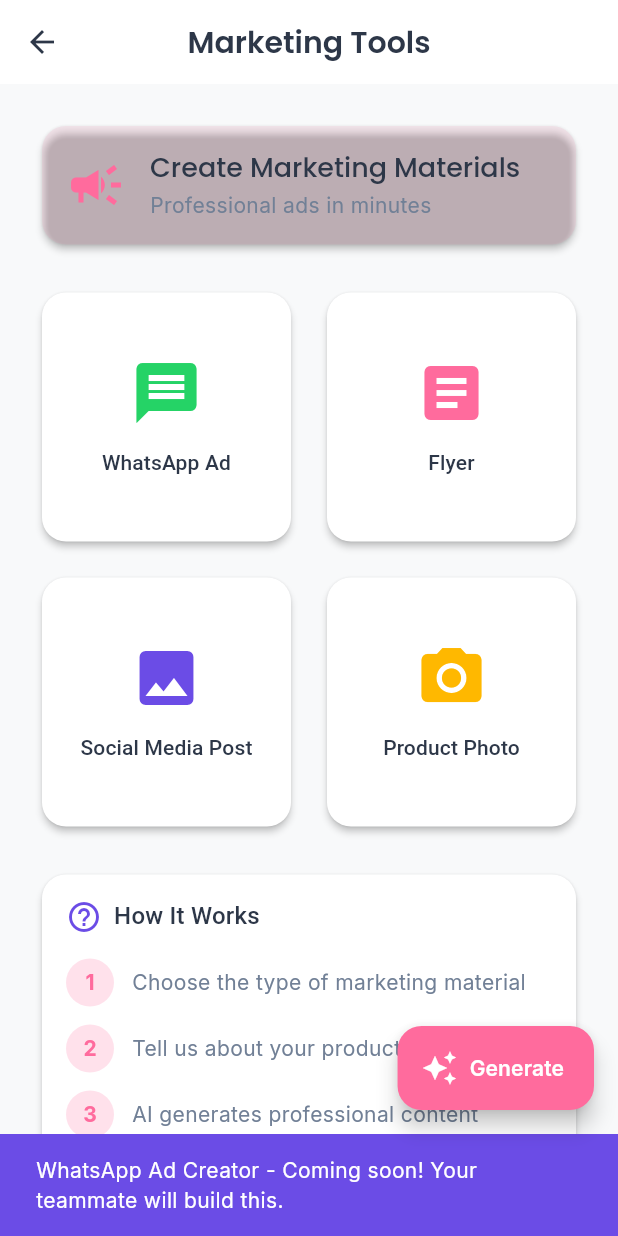
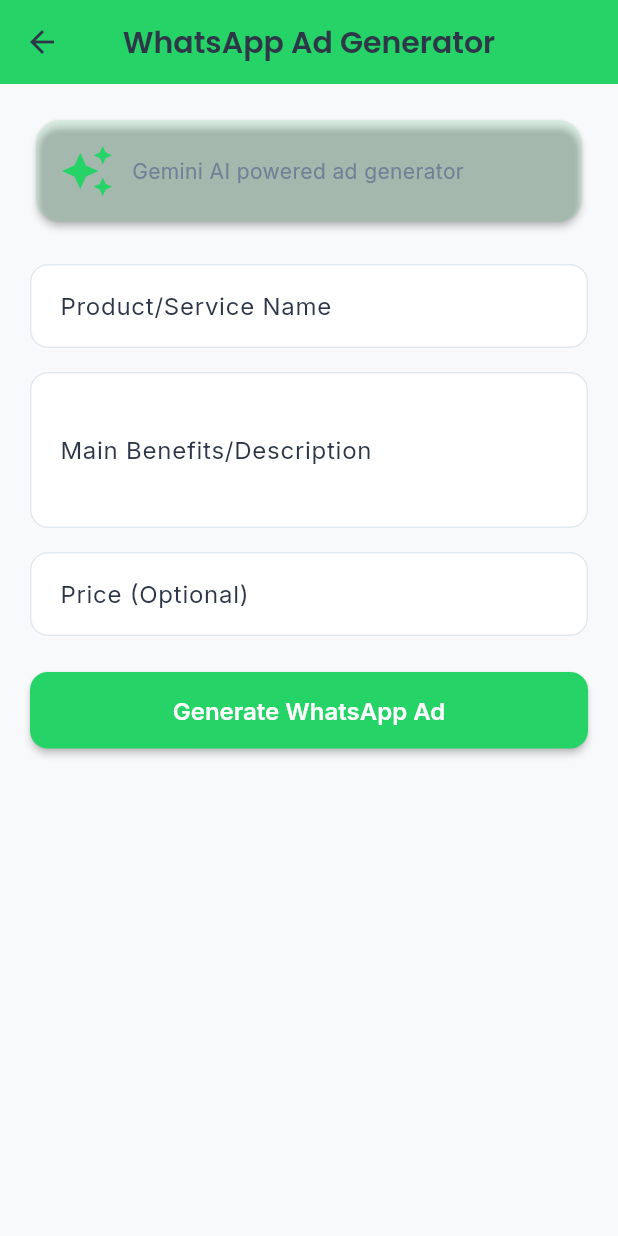
Before and after one commit to vibha1019/sakhi_app, a Flutter app: the MarketingGeneratorScreen screen opened by its route, after a tap on "WhatsApp Ad", on a phone screen of 412 x 824 dp. Run offline on Flutter 3.47's test engine with Material 3 defaults, Android fonts, the phone set to English and light mode, and no system bars; our stand-ins replace flutter_dotenv, google_fonts, speech_to_text.

Commit message:
Add WhatsApp Ad Generator with Gemini AI and fallback system

```diff
--- a/lib/main.dart
+++ b/lib/main.dart
@@ -1,11 +1,18 @@
 import 'package:flutter/material.dart';
 import 'package:provider/provider.dart';
+import 'package:flutter_dotenv/flutter_dotenv.dart'; // NEW: dotenv import
 import 'config/theme.dart';
 import 'config/routes.dart';
 import 'providers/user_provider.dart';
 import 'providers/language_provider.dart';
 
-void main() {
+Future<void> main() async {
+  // Ensure Flutter binding is initialized
+  WidgetsFlutterBinding.ensureInitialized();
+
+  // Load environment variables from .env
+  await dotenv.load(fileName: "assets/.env");
+
   runApp(const MicroMitraApp());
 }
 
--- a/lib/screens/marketing/marketing_generator_screen.dart
+++ b/lib/screens/marketing/marketing_generator_screen.dart
@@ -1,4 +1,6 @@
 import 'package:flutter/material.dart';
+import 'package:micromitra/screens/marketing/whatsapp_ad_generator_screen.dart';
+
 
 class MarketingGeneratorScreen extends StatelessWidget {
   const MarketingGeneratorScreen({super.key});
@@ -62,7 +64,11 @@
                   icon: Icons.message,
                   color: const Color(0xFF25D366),
                   onTap: () {
-                    _showComingSoon(context, 'WhatsApp Ad Creator');
+                    Navigator.push(
+                      context,
+                      MaterialPageRoute(
+                          builder: (_) => const WhatsAppAdGeneratorScreen()),
+                    );
                   },
                 ),
                 _MarketingOption(
@@ -70,7 +76,11 @@
                   icon: Icons.article,
                   color: const Color(0xFFFF6B9D),
                   onTap: () {
-                    _showComingSoon(context, 'Flyer Generator');
+                    ScaffoldMessenger.of(context).showSnackBar(
+                      const SnackBar(
+                          content:
+                              Text('Flyer Generator - Coming soon!')),
+                    );
                   },
                 ),
                 _MarketingOption(
@@ -78,7 +88,11 @@
                   icon: Icons.image,
                   color: const Color(0xFF6B4CE6),
                   onTap: () {
-                    _showComingSoon(context, 'Social Media Post Creator');
+                    ScaffoldMessenger.of(context).showSnackBar(
+                      const SnackBar(
+                          content:
+                              Text('Social Media Post Creator - Coming soon!')),
+                    );
                   },
                 ),
                 _MarketingOption(
@@ -86,93 +100,16 @@
                   icon: Icons.photo_camera,
                   color: const Color(0xFFFFB800),
                   onTap: () {
-                    _showComingSoon(context, 'Photo Enhancer');
+                    ScaffoldMessenger.of(context).showSnackBar(
+                      const SnackBar(
+                          content: Text('Photo Enhancer - Coming soon!')),
+                    );
                   },
                 ),
               ],
             ),
-            const SizedBox(height: 24),
-
-            // Quick Start Guide
-            Card(
-              child: Padding(
-                padding: const EdgeInsets.all(16),
-                child: Column(
-                  crossAxisAlignment: CrossAxisAlignment.start,
-                  children: [
-                    Row(
-                      children: [
-                        const Icon(Icons.help_outline, color: Color(0xFF6B4CE6)),
-                        const SizedBox(width: 8),
-                        Text(
-                          'How It Works',
-                          style: Theme.of(context).textTheme.titleMedium,
-                        ),
-                      ],
-                    ),
-                    const SizedBox(height: 16),
-                    _StepItem(
-                      number: '1',
-                      text: 'Choose the type of marketing material',
-                    ),
-                    _StepItem(
-                      number: '2',
-                      text: 'Tell us about your product or service',
-                    ),
-                    _StepItem(
-                      number: '3',
-                      text: 'AI generates professional content',
-                    ),
-                    _StepItem(
-                      number: '4',
-                      text: 'Share directly to WhatsApp or social media',
-                    ),
-                  ],
-                ),
-              ),
-            ),
-            const SizedBox(height: 24),
-
-            // Sample Templates Preview
-            Text(
-              'Sample Templates',
-              style: Theme.of(context).textTheme.titleLarge,
-            ),
-            const SizedBox(height: 16),
-            SizedBox(
-              height: 200,
-              child: ListView(
-                scrollDirection: Axis.horizontal,
-                children: [
-                  _TemplatePlaceholder(color: Colors.blue.shade100),
-                  const SizedBox(width: 16),
-                  _TemplatePlaceholder(color: Colors.pink.shade100),
-                  const SizedBox(width: 16),
-                  _TemplatePlaceholder(color: Colors.purple.shade100),
-                  const SizedBox(width: 16),
-                  _TemplatePlaceholder(color: Colors.green.shade100),
-                ],
-              ),
-            ),
           ],
         ),
-      ),
-      floatingActionButton: FloatingActionButton.extended(
-        onPressed: () {
-          _showComingSoon(context, 'AI Marketing Assistant');
-        },
-        icon: const Icon(Icons.auto_awesome),
-        label: const Text('Generate'),
-        backgroundColor: const Color(0xFFFF6B9D),
-      ),
-    );
-  }
-
-  void _showComingSoon(BuildContext context, String feature) {
-    ScaffoldMessenger.of(context).showSnackBar(
-      SnackBar(
-        content: Text('$feature - Coming soon! Your teammate will build this.'),
-        backgroundColor: const Color(0xFF6B4CE6),
       ),
     );
   }
@@ -217,73 +154,3 @@
     );
   }
 }
-
-class _StepItem extends StatelessWidget {
-  final String number;
-  final String text;
-
-  const _StepItem({
-    required this.number,
-    required this.text,
-  });
-
-  @override
-  Widget build(BuildContext context) {
-    return Padding(
-      padding: const EdgeInsets.only(bottom: 12),
-      child: Row(
-        crossAxisAlignment: CrossAxisAlignment.start,
-        children: [
-          Container(
-            width: 32,
-            height: 32,
-            decoration: BoxDecoration(
-              color: const Color(0xFFFF6B9D).withOpacity(0.2),
-              shape: BoxShape.circle,
-            ),
-            child: Center(
-              child: Text(
-                number,
-                style: const TextStyle(
-                  fontWeight: FontWeight.bold,
-                  color: Color(0xFFFF6B9D),
-                ),
-              ),
-            ),
-          ),
-          const SizedBox(width: 12),
-          Expanded(
-            child: Padding(
-              padding: const EdgeInsets.only(top: 6),
-              child: Text(
-                text,
-                style: Theme.of(context).textTheme.bodyMedium,
-              ),
-            ),
-          ),
-        ],
-      ),
-    );
-  }
-}
-
-class _TemplatePlaceholder extends StatelessWidget {
-  final Color color;
-
-  const _TemplatePlaceholder({required this.color});
-
-  @override
-  Widget build(BuildContext context) {
-    return Container(
-      width: 150,
-      decoration: BoxDecoration(
-        color: color,
-        borderRadius: BorderRadius.circular(12),
-        border: Border.all(color: Colors.grey.shade300),
-      ),
-      child: const Center(
-        child: Icon(Icons.image, size: 48, color: Colors.white70),
-      ),
-    );
-  }
-}
--- /dev/null
+++ b/lib/screens/marketing/whatsapp_ad_generator_screen.dart
@@ -0,0 +1,148 @@
+import 'package:flutter/material.dart';
+import 'package:flutter_dotenv/flutter_dotenv.dart';
+import 'package:micromitra/services/marketing_ai_service.dart';
+
+class WhatsAppAdGeneratorScreen extends StatefulWidget {
+  const WhatsAppAdGeneratorScreen({super.key});
+
+  @override
+  State<WhatsAppAdGeneratorScreen> createState() =>
+      _WhatsAppAdGeneratorScreenState();
+}
+
+class _WhatsAppAdGeneratorScreenState extends State<WhatsAppAdGeneratorScreen> {
+  final TextEditingController productController = TextEditingController();
+  final TextEditingController descriptionController = TextEditingController();
+  final TextEditingController priceController = TextEditingController();
+
+  String? generatedAd;
+  bool isLoading = false;
+  MarketingAIService? aiService;
+
+  @override
+  void initState() {
+    super.initState();
+    _initService();
+  }
+
+  void _initService() {
+    final apiKey = dotenv.env['GEMINI_API_KEY']; // Changed name for clarity
+    if (apiKey != null && apiKey.isNotEmpty) {
+      aiService = MarketingAIService(apiKey);
+    }
+  }
+
+  void generateAd() async {
+    if (aiService == null) {
+      ScaffoldMessenger.of(context).showSnackBar(
+        const SnackBar(content: Text("API Key not found in .env file")),
+      );
+      return;
+    }
+
+    if (productController.text.isEmpty || descriptionController.text.isEmpty) {
+      ScaffoldMessenger.of(context).showSnackBar(
+        const SnackBar(content: Text("Please fill in required fields")),
+      );
+      return;
+    }
+
+    setState(() {
+      isLoading = true;
+      generatedAd = null;
+    });
+
+    try {
+      final ad = await aiService!.generateWhatsAppAd(
+        product: productController.text,
+        description: descriptionController.text,
+        price: priceController.text.isEmpty ? null : priceController.text,
+      );
+
+      setState(() {
+        generatedAd = ad;
+      });
+    } catch (e) {
+      setState(() {
+        generatedAd = "Error: ${e.toString()}";
+      });
+    } finally {
+      setState(() {
+        isLoading = false;
+      });
+    }
+  }
+
+  @override
+  Widget build(BuildContext context) {
+    return Scaffold(
+      appBar: AppBar(
+        title: const Text("WhatsApp Ad Generator"),
+        backgroundColor: const Color(0xFF25D366),
+      ),
+      body: SingleChildScrollView(
+        padding: const EdgeInsets.all(20),
+        child: Column(
+          crossAxisAlignment: CrossAxisAlignment.stretch,
+          children: [
+            Card(
+              color: const Color(0xFF25D366).withOpacity(0.1),
+              child: const Padding(
+                padding: EdgeInsets.all(16),
+                child: Row(
+                  children: [
+                    Icon(Icons.auto_awesome, size: 36, color: Color(0xFF25D366)),
+                    SizedBox(width: 12),
+                    Expanded(
+                      child: Text("Gemini AI powered ad generator"),
+                    ),
+                  ],
+                ),
+              ),
+            ),
+            const SizedBox(height: 24),
+            TextField(
+              controller: productController,
+              decoration: const InputDecoration(
+                  labelText: "Product/Service Name", border: OutlineInputBorder()),
+            ),
+            const SizedBox(height: 16),
+            TextField(
+              controller: descriptionController,
+              maxLines: 3,
+              decoration: const InputDecoration(
+                  labelText: "Main Benefits/Description", border: OutlineInputBorder()),
+            ),
+            const SizedBox(height: 16),
+            TextField(
+              controller: priceController,
+              decoration: const InputDecoration(
+                  labelText: "Price (Optional)", border: OutlineInputBorder()),
+            ),
+            const SizedBox(height: 24),
+            ElevatedButton(
+              onPressed: isLoading ? null : generateAd,
+              style: ElevatedButton.styleFrom(
+                backgroundColor: const Color(0xFF25D366),
+                foregroundColor: Colors.white,
+                padding: const EdgeInsets.all(16),
+              ),
+              child: isLoading
+                ? const CircularProgressIndicator(color: Colors.white)
+                : const Text("Generate WhatsApp Ad"),
+            ),
+            if (generatedAd != null) ...[
+              const SizedBox(height: 32),
+              const Text("Your Ad Result:", style: TextStyle(fontWeight: FontWeight.bold)),
+              const SizedBox(height: 8),
+              SelectableText(
+                generatedAd!,
+                style: const TextStyle(fontSize: 16, height: 1.4),
+              ),
+            ]
+          ],
+        ),
+      ),
+    );
+  }
+}
--- /dev/null
+++ b/lib/services/marketing_ai_service.dart
@@ -0,0 +1,63 @@
+import 'dart:convert';
+import 'package:http/http.dart' as http;
+
+class MarketingAIService {
+  final String apiKey;
+
+  MarketingAIService(this.apiKey);
+
+  Future<String> generateWhatsAppAd({
+    required String product,
+    required String description,
+    String? price,
+  }) async {
+    // We use 1.5-flash as it usually has a more stable quota than 2.0
+    final url = Uri.parse(
+        'https://generativelanguage.googleapis.com/v1beta/models/gemini-1.5-flash:generateContent?key=$apiKey');
+
+    try {
+      final response = await http.post(
+        url,
+        headers: {'Content-Type': 'application/json'},
+        body: jsonEncode({
+          "contents": [
+            {
+              "parts": [
+                {"text": "Write a catchy WhatsApp ad with emojis for: Product: $product, Info: $description, Price: $price"}
+              ]
+            }
+          ]
+        }),
+      );
+
+      if (response.statusCode == 200) {
+        final data = jsonDecode(response.body);
+        return data['candidates'][0]['content']['parts'][0]['text'];
+      } else {
+        // If quota exceeded (429) or any other error, use the Fallback
+        print("AI Quota hit or error. Using Smart Fallback.");
+        return _generateSmartFallback(product, description, price);
+      }
+    } catch (e) {
+      return _generateSmartFallback(product, description, price);
+    }
+  }
+
+  // This ensures the app "Works all the time"
+  String _generateSmartFallback(String product, String description, String? price) {
+    return '''
+🌟 *SPECIAL OFFER: ${product.toUpperCase()}* 🌟
+
+${description}
+
+💰 *Price:* ${price ?? "Contact for best deal"}
+
+✅ Professional Quality
+✅ Trusted Service
+✅ Available Now
+
+Click below to chat with us and order yours today! 👇
+[Insert WhatsApp Link]
+    ''';
+  }
+}
```
Also changed, not shown: pubspec.yaml (+14 -10 lines), pubspec.lock, 1 other file.
